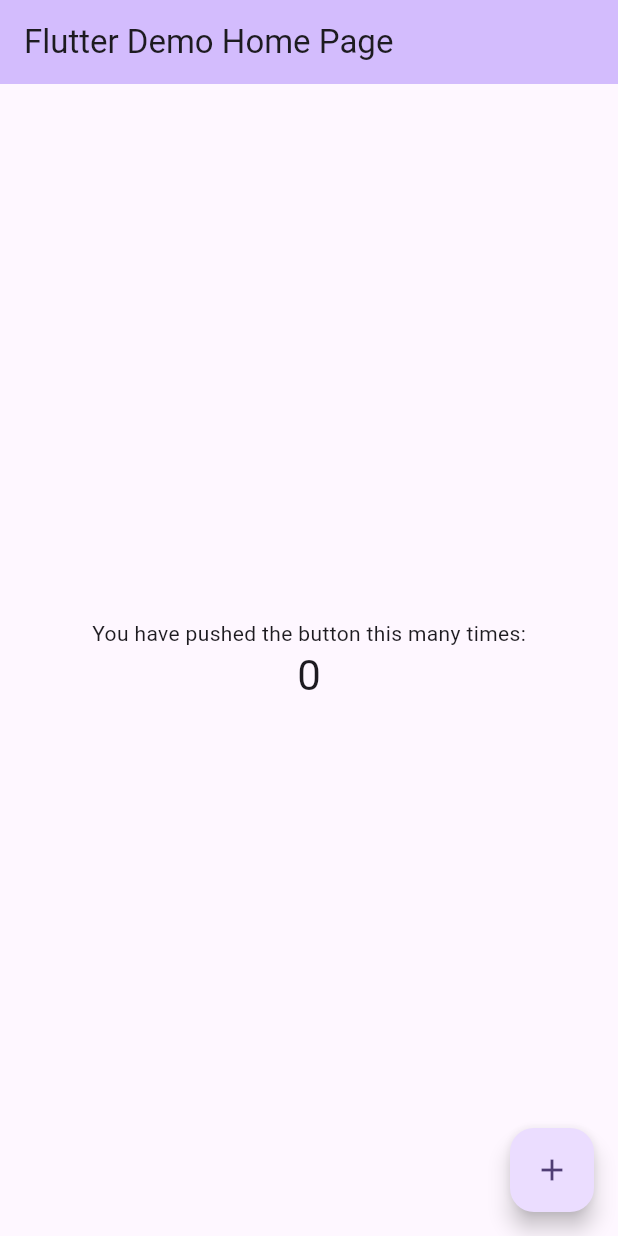
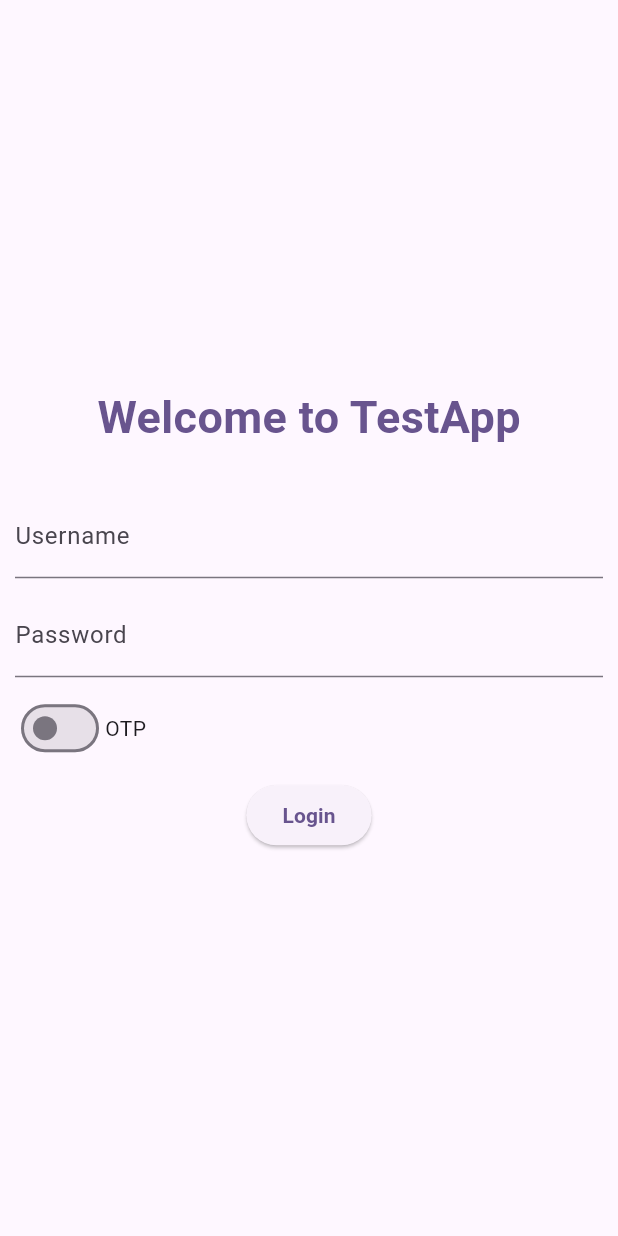
Before and after one commit to pavanyewale/openauth, a Flutter app: the screen it shows after launch, on a phone screen of 412 x 824 dp. Run offline on Flutter 3.47's test engine with Material 3 defaults, Android fonts, the phone set to English and light mode, and no system bars; our stand-ins replace device_info_plus, fluttertoast; missing offline and left inert: dart:html.

Commit message:
Add files via upload

```diff
--- a/admin/lib/main.dart
+++ b/admin/lib/main.dart
@@ -1,7 +1,13 @@
+import 'package:admin/screens/home/home.dart';
+import 'package:admin/screens/login/login.dart';
+import 'package:admin/screens/login/service.dart';
+import 'package:admin/screens/splash_screen.dart';
 import 'package:flutter/material.dart';
-
+import 'package:provider/provider.dart';
 void main() {
-  runApp(const MyApp());
+  runApp(ChangeNotifierProvider(
+    create: (context) => LoginService.instance,
+    child:const MyApp()));
 }
 
 class MyApp extends StatelessWidget {
@@ -11,115 +17,33 @@
   @override
   Widget build(BuildContext context) {
     return MaterialApp(
-      title: 'Flutter Demo',
+      title: 'OpenAuth',
       theme: ThemeData(
-        // This is the theme of your application.
-        //
-        // TRY THIS: Try running your application with "flutter run". You'll see
-        // the application has a purple toolbar. Then, without quitting the app,
-        // try changing the seedColor in the colorScheme below to Colors.green
-        // and then invoke "hot reload" (save your changes or press the "hot
-        // reload" button in a Flutter-supported IDE, or press "r" if you used
-        // the command line to start the app).
-        //
-        // Notice that the counter didn't reset back to zero; the application
-        // state is not lost during the reload. To reset the state, use hot
-        // restart instead.
-        //
-        // This works for code too, not just values: Most code changes can be
-        // tested with just a hot reload.
-        colorScheme: ColorScheme.fromSeed(seedColor: Colors.deepPurple),
+        colorScheme: ColorScheme.fromSeed(seedColor: const Color.fromARGB(255, 86, 44, 158)),
         useMaterial3: true,
       ),
-      home: const MyHomePage(title: 'Flutter Demo Home Page'),
+      home: const MainScreen(),
     );
   }
 }
 
-class MyHomePage extends StatefulWidget {
-  const MyHomePage({super.key, required this.title});
 
-  // This widget is the home page of your application. It is stateful, meaning
-  // that it has a State object (defined below) that contains fields that affect
-  // how it looks.
-
-  // This class is the configuration for the state. It holds the values (in this
-  // case the title) provided by the parent (in this case the App widget) and
-  // used by the build method of the State. Fields in a Widget subclass are
-  // always marked "final".
-
-  final String title;
-
-  @override
-  State<MyHomePage> createState() => _MyHomePageState();
-}
-
-class _MyHomePageState extends State<MyHomePage> {
-  int _counter = 0;
-
-  void _incrementCounter() {
-    setState(() {
-      // This call to setState tells the Flutter framework that something has
-      // changed in this State, which causes it to rerun the build method below
-      // so that the display can reflect the updated values. If we changed
-      // _counter without calling setState(), then the build method would not be
-      // called again, and so nothing would appear to happen.
-      _counter++;
-    });
-  }
+class MainScreen extends StatelessWidget {
+  const MainScreen({super.key});
 
   @override
   Widget build(BuildContext context) {
-    // This method is rerun every time setState is called, for instance as done
-    // by the _incrementCounter method above.
-    //
-    // The Flutter framework has been optimized to make rerunning build methods
-    // fast, so that you can just rebuild anything that needs updating rather
-    // than having to individually change instances of widgets.
-    return Scaffold(
-      appBar: AppBar(
-        // TRY THIS: Try changing the color here to a specific color (to
-        // Colors.amber, perhaps?) and trigger a hot reload to see the AppBar
-        // change color while the other colors stay the same.
-        backgroundColor: Theme.of(context).colorScheme.inversePrimary,
-        // Here we take the value from the MyHomePage object that was created by
-        // the App.build method, and use it to set our appbar title.
-        title: Text(widget.title),
-      ),
-      body: Center(
-        // Center is a layout widget. It takes a single child and positions it
-        // in the middle of the parent.
-        child: Column(
-          // Column is also a layout widget. It takes a list of children and
-          // arranges them vertically. By default, it sizes itself to fit its
-          // children horizontally, and tries to be as tall as its parent.
-          //
-          // Column has various properties to control how it sizes itself and
-          // how it positions its children. Here we use mainAxisAlignment to
-          // center the children vertically; the main axis here is the vertical
-          // axis because Columns are vertical (the cross axis would be
-          // horizontal).
-          //
-          // TRY THIS: Invoke "debug painting" (choose the "Toggle Debug Paint"
-          // action in the IDE, or press "p" in the console), to see the
-          // wireframe for each widget.
-          mainAxisAlignment: MainAxisAlignment.center,
-          children: <Widget>[
-            const Text(
-              'You have pushed the button this many times:',
-            ),
-            Text(
-              '$_counter',
-              style: Theme.of(context).textTheme.headlineMedium,
-            ),
-          ],
-        ),
-      ),
-      floatingActionButton: FloatingActionButton(
-        onPressed: _incrementCounter,
-        tooltip: 'Increment',
-        child: const Icon(Icons.add),
-      ), // This trailing comma makes auto-formatting nicer for build methods.
-    );
+    final provider = Provider.of<LoginService>(context);
+    return FutureBuilder(future: provider.loadAuthTokenFromLocal(), builder: (context,snapshot){
+      if (snapshot.connectionState == ConnectionState.done){
+        if (provider.isLoggedIn){
+        return const HomeScreen();
+        }else{
+          return  const LoginScreen();
+        }
+      }else{
+        return const SplashScreen();
+      }
+    });
   }
 }
--- /dev/null
+++ b/admin/lib/screens/login/form.dart
@@ -0,0 +1,155 @@
+import 'package:admin/screens/login/service.dart';
+import 'package:admin/utils/colors.dart';
+import 'package:admin/utils/utils.dart';
+import 'package:flutter/material.dart';
+import 'package:fluttertoast/fluttertoast.dart';
+
+class LoginForm extends StatefulWidget {
+  const LoginForm({super.key});
+
+  @override
+  _LoginFormState createState() => _LoginFormState();
+}
+
+class _LoginFormState extends State<LoginForm> {
+  final _formKey = GlobalKey<FormState>();
+  bool isEnteringOtp = false;
+  String? otp;
+  String? password;
+  bool permissions = true;
+  String? username;
+  bool isSubmitting = false;
+  String error = "";
+  void submit(LoginRequest request) async {
+    setState(() {
+      isSubmitting = true;
+    });
+    request.deviceDetails = await Utils.instance.fetchDeviceInfo();
+    LoginResponse resp = await LoginService.instance.login(request);
+    if (resp.error.isNotEmpty) {
+      error = resp.error;
+    } else {
+      Fluttertoast.showToast(
+          msg: "Logged in successfully!",
+          toastLength: Toast.LENGTH_SHORT,
+          textColor: AppColors.success,
+          webPosition: "center",
+          );
+    }
+    setState(() {
+      isSubmitting = false;
+    });
+  }
+
+  @override
+  Widget build(BuildContext context) {
+    return Stack(children: [
+      if (isSubmitting) const Center(child: CircularProgressIndicator()),
+      AbsorbPointer(
+        absorbing: isSubmitting,
+        child: Opacity(
+          opacity: isSubmitting ? 0.3 : 1,
+          child: Center(
+              child: Form(
+            key: _formKey,
+            child: Padding(
+              padding: const EdgeInsets.symmetric(horizontal: 10.0),
+              child: Column(
+                crossAxisAlignment: CrossAxisAlignment.center,
+                children: <Widget>[
+                  TextFormField(
+                    decoration: const InputDecoration(labelText: 'Username'),
+                    validator: (value) {
+                      if (value == null || value.isEmpty) {
+                        return 'Please enter username';
+                      }
+                      return null;
+                    },
+                    onSaved: (value) => username = value!,
+                  ),
+                  const SizedBox(
+                    height: 10,
+                  ),
+                  if (isEnteringOtp)
+                    TextFormField(
+                      decoration: const InputDecoration(labelText: 'OTP'),
+                      validator: (value) {
+                        if (value == null || value.isEmpty) {
+                          return 'Please enter OTP';
+                        }
+                        return null;
+                      },
+                      onSaved: (value) => otp = value!,
+                    ),
+                  if (!isEnteringOtp)
+                    TextFormField(
+                      decoration: const InputDecoration(labelText: 'Password'),
+                      obscureText: true,
+                      validator: (value) {
+                        if (value == null || value.isEmpty) {
+                          return 'Please enter password';
+                        }
+                        return null;
+                      },
+                      onSaved: (value) => password = value!,
+                    ),
+                  const SizedBox(height: 10),
+                  Row(
+                    children: <Widget>[
+                      Switch(
+                        value: isEnteringOtp,
+                        onChanged: (value) {
+                          setState(() {
+                            isEnteringOtp = value;
+                          });
+                        },
+                      ),
+                      const Text('OTP'),
+                    ],
+                  ),
+                  const SizedBox(
+                    height: 10,
+                  ),
+                  if (error.isNotEmpty)
+                    Column(
+                      mainAxisAlignment: MainAxisAlignment.start,
+                      mainAxisSize: MainAxisSize.max,
+                      children: [
+                        Text(
+                          error,
+                          style: TextStyle(
+                              color: Theme.of(context).colorScheme.error,
+                              fontStyle: FontStyle.italic),
+                        ),
+                        const SizedBox(
+                          height: 10,
+                        )
+                      ],
+                    ),
+                  ElevatedButton(
+                    onPressed: isSubmitting
+                        ? null
+                        : () {
+                            if (_formKey.currentState!.validate()) {
+                              _formKey.currentState!.save();
+                              submit(LoginRequest(
+                                deviceDetails: '',
+                                otp: isEnteringOtp ? otp ?? '' : '',
+                                password: !isEnteringOtp ? password ?? '' : '',
+                                permissions: permissions,
+                                username: username ?? '',
+                              ));
+                            }
+                          },
+                    child: const Text('Login',
+                        style: TextStyle(fontWeight: FontWeight.bold)),
+                  ),
+                ],
+              ),
+            ),
+          )),
+        ),
+      )
+    ]);
+  }
+}
--- /dev/null
+++ b/admin/lib/screens/login/login.dart
@@ -0,0 +1,35 @@
+import 'package:admin/screens/login/form.dart';
+import 'package:flutter/material.dart';
+
+class LoginScreen extends StatelessWidget {
+  const LoginScreen({super.key});
+
+  @override
+  Widget build(BuildContext context) {
+    return Scaffold(
+      body: Center(
+        child: SingleChildScrollView(
+          child: Center(
+            child: ConstrainedBox(
+              constraints: const BoxConstraints(maxWidth: 500),
+              child: Column(children: [
+                Text(
+                  "Welcome to TestApp",
+                  style: TextStyle(
+                    color: Theme.of(context).primaryColor,
+                    fontSize: 30,
+                    fontWeight: FontWeight.bold,
+                  ),
+                ),
+                const SizedBox(
+                  height: 30,
+                ),
+                const LoginForm(),
+              ]),
+            ),
+          ),
+        ),
+      ),
+    );
+  }
+}
--- /dev/null
+++ b/admin/lib/screens/login/service.dart
@@ -0,0 +1,172 @@
+import 'dart:convert';
+
+import 'package:admin/utils/base_url.dart';
+import 'package:admin/utils/local_storage.dart';
+import 'package:flutter/material.dart';
+import 'package:http/http.dart' as http;
+
+class LoginService extends ChangeNotifier {
+  bool isLoggedIn = false;
+  String authToken = "";
+
+  // Private constructor to prevent instantiation from outside
+  LoginService._();
+
+  // Singleton instance variable
+  static final LoginService _instance = LoginService._();
+
+  // Getter to access the singleton instance
+  static LoginService get instance => _instance;
+
+  loadAuthTokenFromLocal() async {
+    if (authToken.isNotEmpty){
+      return;
+    }
+
+    authToken = (await LocalStorage().getString("authToken"))??'';
+    if (authToken.isNotEmpty){
+      isLoggedIn = true;
+    }
+  }
+
+  _saveAuthToken(String value) async {
+    LocalStorage storage = LocalStorage();
+    storage.setString('authToken', value);
+    authToken = value;
+    isLoggedIn = true;
+    if (authToken.isEmpty) {
+      isLoggedIn = false;
+    }
+    notifyListeners();
+  }
+
+  Future<LoginResponse> login(LoginRequest request) async {
+    final baseUrl = BaseURL.instance.baseURL;
+    final url = Uri.parse('$baseUrl/openauth/login');
+
+    try {
+      final response = await http.post(
+        url,
+        headers: {
+          'Accept': 'application/json',
+          'Content-Type': 'application/json',
+        },
+        body: jsonEncode( request.toJson()),
+      );
+
+      if (response.statusCode == 200) {
+        final res = LoginResponse.fromSuccessJson(json.decode(response.body));
+        _saveAuthToken(res.token);
+        return res;
+      } else {
+        return LoginResponse.fromErrorJson(json.decode(response.body));
+      }
+    } catch (e) {
+      return LoginResponse(
+          userId: 0, token: "", message: "", error: "something went wrong!");
+    }
+  }
+
+  Future<LogoutResponse> logout() async {
+    final baseUrl = BaseURL.instance.baseURL;
+    final url = Uri.parse('$baseUrl/openauth/logout');
+
+    try {
+      final response = await http.put(
+        url,
+        headers: {
+          'Accept': 'application/json',
+          'Content-Type': 'application/json',
+          'AuthToken': authToken
+        },
+      );
+
+      if (response.statusCode == 200) {
+        final res = LogoutResponse.fromSuccessJson(json.decode(response.body));
+        _saveAuthToken("");
+        return res;
+      } else {
+        return LogoutResponse.fromErrorJson(json.decode(response.body));
+      }
+    } catch (e) {
+      return LogoutResponse(message: "", error: "something went wrong!");
+    }
+  }
+}
+
+// login
+
+class LoginRequest {
+  String deviceDetails;
+  String otp;
+  String password;
+  bool permissions;
+  String username;
+
+  LoginRequest({
+    required this.deviceDetails,
+    required this.otp,
+    required this.password,
+    required this.permissions,
+    required this.username,
+  });
+
+  Map<String, dynamic> toJson() {
+    final Map<String, dynamic> data = <String, dynamic>{};
+    data['deviceDetails'] = deviceDetails;
+    data['otp'] = otp;
+    data['password'] = password;
+    data['permissions'] = permissions;
+    data['username'] = username;
+    return data;
+  }
+}
+
+class LoginResponse {
+  int userId;
+  String token;
+  String message;
+  String error;
+
+  LoginResponse(
+      {required this.userId,
+      required this.token,
+      required this.message,
+      required this.error});
+
+  factory LoginResponse.fromSuccessJson(Map<String, dynamic> json) {
+    return LoginResponse(
+        userId: json['userId'],
+        token: json['token'],
+        message: json['message'],
+        error: "");
+  }
+
+  factory LoginResponse.fromErrorJson(Map<String, dynamic> json) {
+    return LoginResponse(
+      userId: 0,
+      token: "",
+      message: "",
+      error: json['error'],
+    );
+  }
+}
+
+// logout
+
+class LogoutResponse {
+  String message;
+  String error;
+
+  LogoutResponse({required this.message, required this.error});
+  factory LogoutResponse.fromSuccessJson(Map<String, dynamic> json) {
+    return LogoutResponse(message: json['message'], error: "");
+  }
+
+  factory LogoutResponse.fromErrorJson(Map<String, dynamic> json) {
+    return LogoutResponse(
+      message: "",
+      error: json['error'],
+    );
+  }
+}
--- /dev/null
+++ b/admin/lib/utils/base_url.dart
@@ -0,0 +1,23 @@
+class BaseURL {
+  String baseURL = "http://localhost:8000"; //default prod url
+  Map<String,String> baseURLMap = {
+    "prod": "http://localhost:8000"
+    };
+
+  // Private constructor to prevent instantiation from outside
+  BaseURL._();
+
+  // Singleton instance variable
+  static final BaseURL _instance = BaseURL._();
+
+  // Getter to access the singleton instance
+  static BaseURL get instance => _instance;
+
+  void setEnv(String env){
+    baseURL = baseURLMap[env] == null ? baseURLMap["prod"].toString() : baseURLMap[env].toString();
+  }
+
+  String getBaseURL() {
+    return baseURL;
+  }
+}
--- /dev/null
+++ b/admin/lib/utils/colors.dart
@@ -0,0 +1,5 @@
+import 'package:flutter/material.dart';
+
+class AppColors{
+static const Color success = Color.fromARGB(255, 5, 57, 7);
+}
```
Also changed, not shown: admin/lib/screens/home/home.dart (added, +28 -0 lines), admin/lib/screens/splash_screen.dart (added, +15 -0 lines), admin/lib/utils/local_storage.dart (added, +86 -0 lines), admin/lib/utils/screen.dart (added, +16 -0 lines), admin/lib/utils/utils.dart (added, +36 -0 lines).
